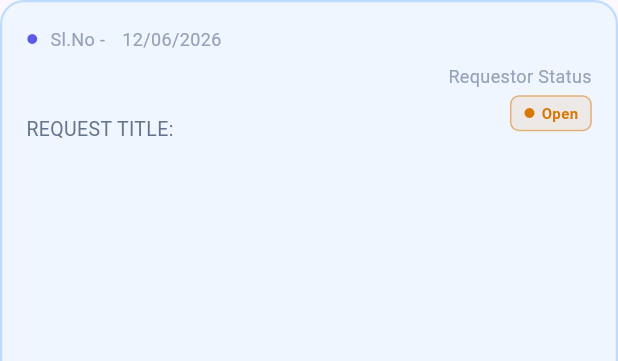
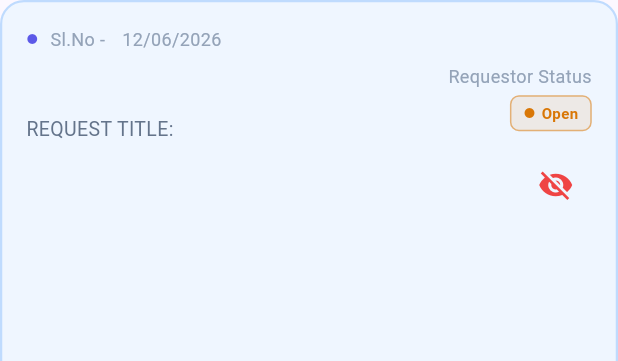
Before and after one commit to lakshmiand45/rts_mobile_app, a Flutter app: the _RequestCard widget shown alone on an empty page, opened directly with empty values, on a phone screen of 412 x 824 dp. Shown: the top 361 px of the screen. Run offline on Flutter 3.47's test engine with Material 3 defaults, Android fonts, the phone set to English and light mode, and no system bars; our stand-ins replace app_links, dotted_border, file_picker, firebase_core, firebase_messaging, flutter_dotenv and 3 more; accounts and stored records are empty; network calls fail.

Commit message:
read and unread added

```diff
--- a/lib/features/dashboard/dashboard_screen.dart
+++ b/lib/features/dashboard/dashboard_screen.dart
@@ -442,7 +442,7 @@ class _DashboardScreenState extends ConsumerState<DashboardScreen> {
                     label: 'Add Request',
                     isSelected: _selectedMenuItem == 'Add Request',
                     onTap: () {
-                      setState(() => _selectedMenuItem = 'Add Request');
+                      setState(() => _selectedMenuItem == 'Add Request');
                       Navigator.pop(context);
                       showDialog(context: context, builder: (context) => const AddRequestModal());
                     },
@@ -454,7 +454,7 @@ class _DashboardScreenState extends ConsumerState<DashboardScreen> {
                     isSelected: _selectedMenuItem == 'Food Request',
                     iconColor: const Color(0xFFF59E0B),
                     onTap: () {
-                      setState(() => _selectedMenuItem = 'Food Request');
+                      setState(() => _selectedMenuItem == 'Food Request');
                       Navigator.pop(context);
 
                       final foodState = ref.read(foodProvider);
@@ -851,17 +851,34 @@ class _RequestCard extends ConsumerWidget {
                   ),
                 ),
 
-                if (request.assignedStatus != null) ...[
-                  const SizedBox(height: 8),
-                  Column(
-                    crossAxisAlignment: CrossAxisAlignment.end,
-                    children: [
+                Column(
+                  crossAxisAlignment: CrossAxisAlignment.end,
+                  children: [
+                    if (request.assignedStatus != null) ...[
                       const Text('Requestor Status', style: TextStyle(fontSize: 12, color: Color(0xFF94A3B8))),
                       const SizedBox(height: 4),
                       StatusBadge(status: request.assignedStatus!),
                     ],
-                  ),
-                ],
+                    const SizedBox(height: 12),
+                    IconButton(
+                      icon: Icon(
+                        request.isRead ? Icons.visibility : Icons.visibility_off,
+                        color: request.isRead ? const Color(0xFF10B981) : const Color(0xFFEF4444),
+                        size: 24,
+                      ),
+                      onPressed: () {
+                        if (request.isRead) {
+                          ref.read(requestProvider.notifier).markAsUnread(request.id);
+                        } else {
+                          ref.read(requestProvider.notifier).markAsRead(request.id);
+                        }
+                      },
+                      tooltip: request.isRead ? 'Mark as Unread' : 'Mark as Read',
+                      constraints: const BoxConstraints(),
+                      padding: EdgeInsets.zero,
+                    ),
+                  ],
+                ),
               ],
             ),
           ],
--- a/lib/features/dashboard/widgets/add_request_modal.dart
+++ b/lib/features/dashboard/widgets/add_request_modal.dart
@@ -267,11 +267,11 @@ class _AddRequestModalState extends ConsumerState<AddRequestModal> {
               const SizedBox(height: 16),
               Container(
                 padding: const EdgeInsets.symmetric(horizontal: 16, vertical: 12),
-                decoration: BoxDecoration(color: const Color(0xFFF8FAFC), borderRadius: BorderRadius.circular(12), border: Border.all(color: const Color(0xFFE2E8F0))),
+                decoration: BoxDecoration(color: const Color(0xFFE2E8F0), borderRadius: BorderRadius.circular(12), border: Border.all(color: const Color(0xFFCBD5E1))),
                 child: Row(
                   mainAxisAlignment: MainAxisAlignment.spaceBetween,
                   children: [
-                    const Text('YOUR DEPARTMENT', style: TextStyle(fontSize: 10, fontWeight: FontWeight.bold, color: Colors.grey)),
+                    const Text('YOUR DEPARTMENT', style: TextStyle(fontSize: 10, fontWeight: FontWeight.bold, color: Color(0xFF475569))),
                     Text(user?.department ?? 'N/A', style: const TextStyle(fontSize: 12, fontWeight: FontWeight.bold, color: Color(0xFF5C59E8))),
                   ],
                 ),
```
Also changed, not shown: lib/providers/request_provider.dart (+13 -0 lines).
